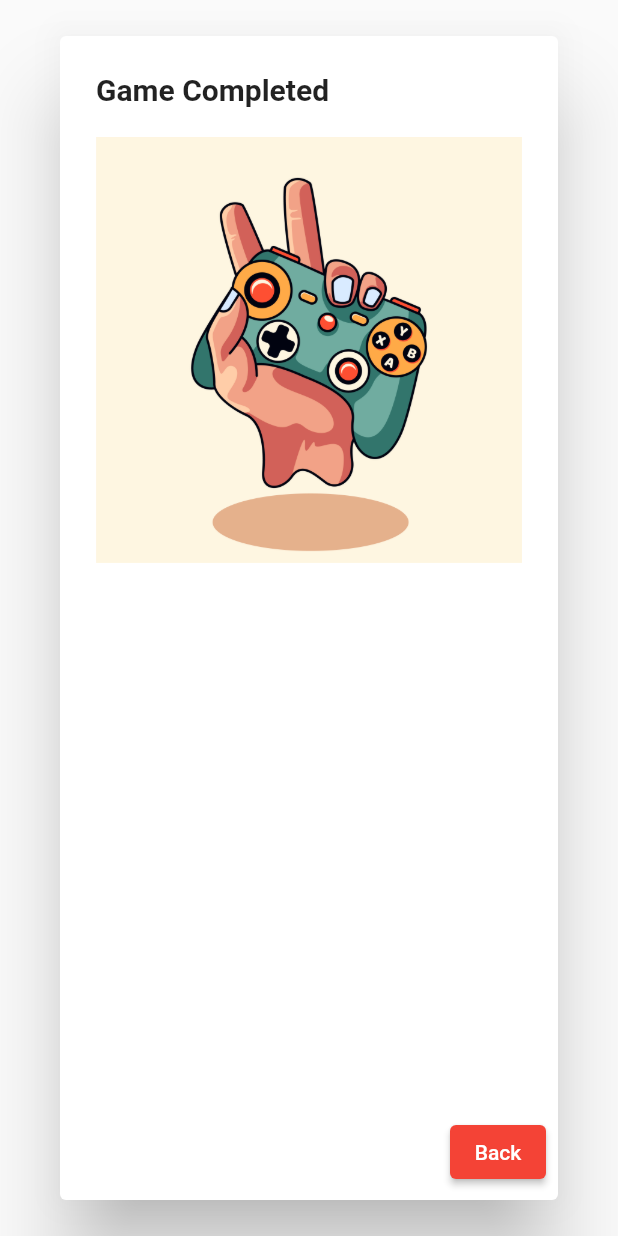
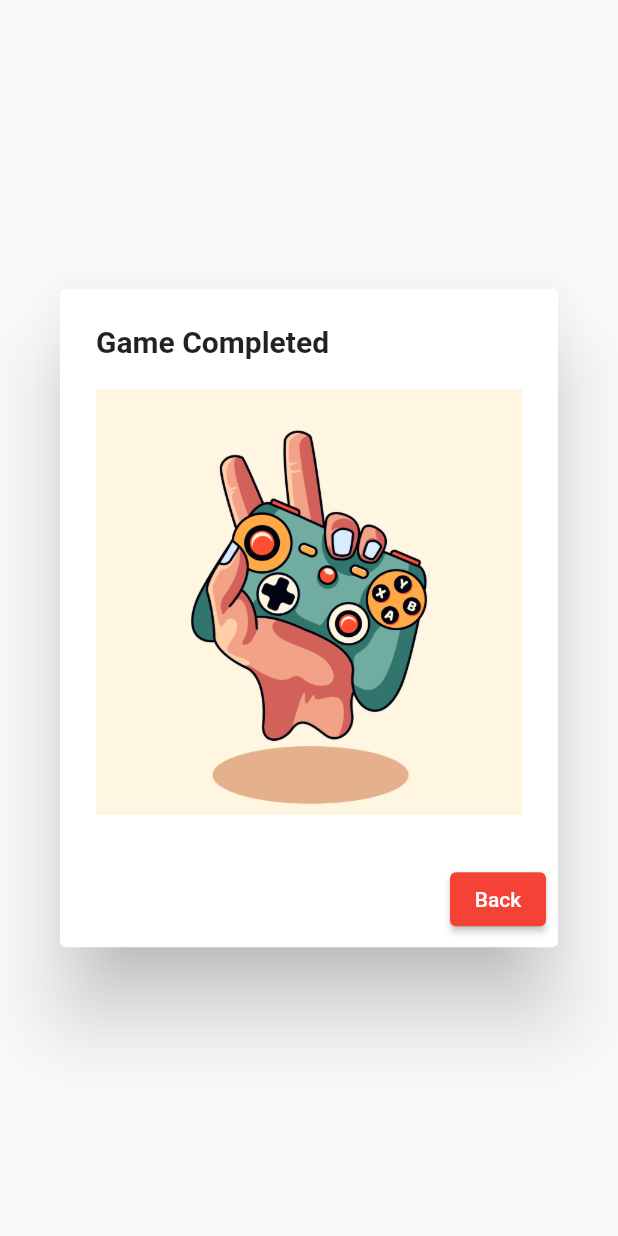
Before and after one commit to gurudevssutar/royal-advisor, a Flutter app: the GameCompletedDialog widget shown alone on an empty page, opened directly, on a phone screen of 412 x 824 dp. Run offline on Flutter 3.47's test engine with Material 2 defaults, Android fonts, the phone set to English and light mode, and no system bars; our stand-ins replace animated_text_kit, cached_network_image, rive; missing offline and left inert: drag_and_drop_lists, flutter_circular_text; network calls fail.

Commit message:
Height and width removed

```diff
--- a/lib/Dialogs/gameCompleted.dart
+++ b/lib/Dialogs/gameCompleted.dart
@@ -12,8 +12,8 @@ class GameCompletedDialog extends StatelessWidget {
         style: TextStyle(fontWeight: FontWeight.bold),
       ),
       content: Container(
-        width:SizeConfig.blockSizeHorizontal!*100,
-        height:SizeConfig.blockSizeVertical!*100,
+        // width:SizeConfig.blockSizeHorizontal!*100,
+        // height:SizeConfig.blockSizeVertical!*100,
         child: Column(
           mainAxisSize: MainAxisSize.min,
           children: [
--- a/lib/Dialogs/noInternet.dart
+++ b/lib/Dialogs/noInternet.dart
@@ -17,8 +17,8 @@ class NoInternetDialog extends StatelessWidget {
       ),
       content: Container(
         alignment: Alignment.center,
-        width: SizeConfig.blockSizeHorizontal!*100,
-        height: SizeConfig.blockSizeVertical!*50,
+        // width: SizeConfig.blockSizeHorizontal!*100,
+        // height: SizeConfig.blockSizeVertical!*50,
         child: Column(
           mainAxisSize: MainAxisSize.min,
           children: [
--- a/lib/Dialogs/rightansDialog.dart
+++ b/lib/Dialogs/rightansDialog.dart
@@ -19,8 +19,8 @@ class RightAnsDialog extends StatelessWidget {
 
       child: Container(
         alignment: Alignment.center,
-        width:SizeConfig.blockSizeHorizontal!*100,
-        height:SizeConfig.blockSizeVertical!*50,
+        // width:SizeConfig.blockSizeHorizontal!*100,
+        // height:SizeConfig.blockSizeVertical!*50,
         child: Dialog(
 
           shape: RoundedRectangleBorder(
--- a/lib/Dialogs/wrongansDialog.dart
+++ b/lib/Dialogs/wrongansDialog.dart
@@ -16,8 +16,8 @@ class _IncorrectAnsDialogState extends State<IncorrectAnsDialog> {
   Widget build(BuildContext context) {
     SizeConfig().init(context);
     return Container(
-      width:SizeConfig.blockSizeHorizontal!*100,
-      height:SizeConfig.blockSizeVertical!*50,
+      // width:SizeConfig.blockSizeHorizontal!*100,
+      // height:SizeConfig.blockSizeVertical!*50,
       alignment: Alignment.center,
       child: Dialog(
         shape: RoundedRectangleBorder(
```
